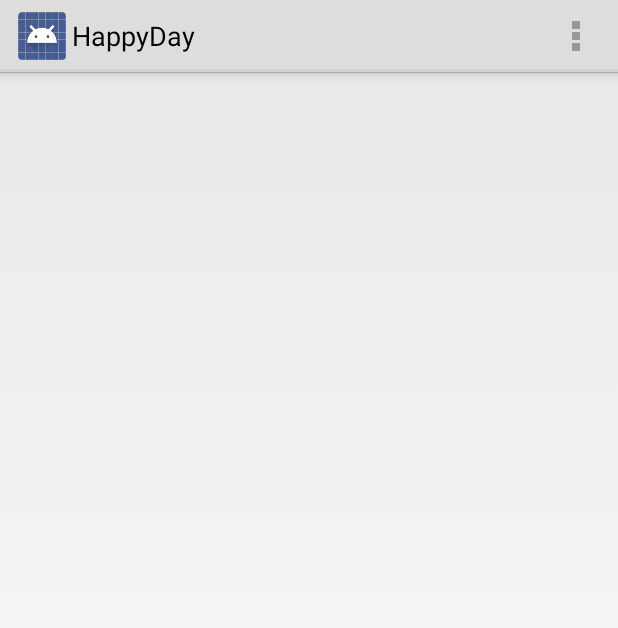
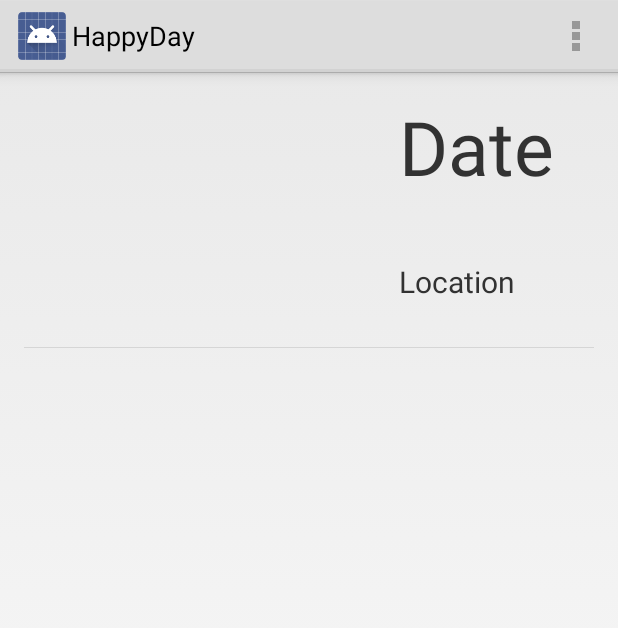
Before and after one commit to fpgeek/HappyDay, an Android app: the screen it shows after launch (MainActivity), on a phone screen of 412 x 824 dp. Shown: the top 628 px of the screen. Run offline under Robolectric (Android 15) with nearby library versions, the phone set to English and light mode, and no system bars; 5 statements that could not run were skipped.

Commit message:
가까운 시간별의 사진들을 그룹화-a

```diff
--- a/HappyDay/src/main/java/com/toda/happyday/DailyListAdapter.java
+++ b/HappyDay/src/main/java/com/toda/happyday/DailyListAdapter.java
@@ -21,27 +21,27 @@ import java.util.List;
 /**
  * Created by fpgeek on 2013. 12. 8..
  */
-public class DailyListAdapter extends ArrayAdapter<DailyData> {
+public class DailyListAdapter extends ArrayAdapter<List<DailyData>> {
 
     private Activity context;
-    private List<DailyData> dailyDatas;
+    private List<List<DailyData>> dailyDataGroup;
 
-    private int mWindowWidth = 0;
-    private int mWindowHeight = 0;
+    private int windowWidth = 0;
+    private int windowHeight = 0;
 
     private static Bitmap mLoadingBitmap;
 
-    public DailyListAdapter(Activity context, List<DailyData> dailyDatas) {
-        super(context, R.layout.daily_item, dailyDatas);
+    public DailyListAdapter(Activity context, List<List<DailyData>> dailyDataGroup) {
+        super(context, R.layout.daily_item, dailyDataGroup);
 
         this.context = context;
-        this.dailyDatas = dailyDatas;
+        this.dailyDataGroup = dailyDataGroup;
 
         DisplayMetrics metrics = new DisplayMetrics();
         ((WindowManager)getContext().getSystemService(Context.WINDOW_SERVICE)).getDefaultDisplay().getMetrics(metrics);
 
-        mWindowWidth = metrics.widthPixels;
-        mWindowHeight = metrics.heightPixels;
+        windowWidth = metrics.widthPixels;
+        windowHeight = metrics.heightPixels;
 
         mLoadingBitmap = BitmapFactory.decodeResource(getContext().getResources(), R.drawable.img_loading);
     }
@@ -64,14 +64,14 @@ public class DailyListAdapter extends ArrayAdapter<DailyData> {
             viewHolder = (ViewHolder)convertView.getTag();
         }
 
-        DailyData dailyData = dailyDatas.get(position);
-        viewHolder.mDateTextView.setText(dailyData.getDate());
-        viewHolder.mLocationTextView.setText(dailyData.getLocation());
+        DailyData dailyData = dailyDataGroup.get(position).get(0);
+        viewHolder.mDateTextView.setText("Date");
+        viewHolder.mLocationTextView.setText("Location");
 
         final int[] imageOrgSize = getBitmapSize(dailyData.getImagePath());
 
-        final int imageWidth = mWindowWidth;
-        final double imageWidthRate = (double)mWindowWidth / (double)imageOrgSize[0];
+        final int imageWidth = windowWidth;
+        final double imageWidthRate = (double) windowWidth / (double)imageOrgSize[0];
         final int imageHeight = (int)(imageWidthRate * (double)imageOrgSize[1]);
 
 //        Log.i("HappyDay", "imageWidthRate : " + imageWidthRate);
--- a/HappyDay/src/main/java/com/toda/happyday/MainActivity.java
+++ b/HappyDay/src/main/java/com/toda/happyday/MainActivity.java
@@ -18,6 +18,8 @@ import java.util.Date;
 import java.util.List;
 
 public class MainActivity extends Activity {
+
+    private final static long TAKEN_DATE_DIFF_MS = 1000 * 60 * 60; // 사진이 묶이는 시간 차이 - 1시간
 
     @Override
     protected void onCreate(Bundle savedInstanceState) {
@@ -68,26 +70,42 @@ public class MainActivity extends Activity {
 
             Cursor imagesCursor = getImagesCursor();
 
-            List<DailyData> dailyDatas = new ArrayList<DailyData>(imagesCursor.getCount());
+            List<List<DailyData>> dailyDataGroup = new ArrayList<List<DailyData>>(imagesCursor.getCount());
+            List<DailyData> dailyDataList = null;
+            long prevTakenDateValue = 0;
             while(imagesCursor.moveToNext()) {
                 DailyData dailyData = new DailyData();
 
-                String path = imagesCursor.getString(imagesCursor.getColumnIndex(MediaStore.Images.Media.DATA));
-                dailyData.setImagePath(path);
+                final long takenDateValue = imagesCursor.getLong(imagesCursor.getColumnIndex(MediaStore.Images.Media.DATE_TAKEN));
+                Date takenDate = new Date(takenDateValue);
+                dailyData.setDate(takenDate);
 
-                int takenDate = imagesCursor.getInt(imagesCursor.getColumnIndex(MediaStore.Images.Media.DATE_TAKEN));
-                dailyData.setDate(new Date(takenDate).toString());
+                final long takenTime = takenDate.getTime();
 
-                dailyData.setLocation("location");
+                String imagePath = imagesCursor.getString(imagesCursor.getColumnIndex(MediaStore.Images.Media.DATA));
+                dailyData.setImagePath(imagePath);
 
-                long thumId = imagesCursor.getLong(imagesCursor.getColumnIndex(MediaStore.Images.Thumbnails._ID));
-                dailyData.setThumbId(thumId);
+                final double longitudeValue = imagesCursor.getDouble(imagesCursor.getColumnIndex(MediaStore.Images.Media.LONGITUDE));
+                dailyData.setLongitude(longitudeValue);
 
-                dailyDatas.add(dailyData);
+                final double latitudeValue = imagesCursor.getDouble(imagesCursor.getColumnIndex(MediaStore.Images.Media.LATITUDE));
+                dailyData.setLatitude(latitudeValue);
+
+                if (dailyDataList == null) { dailyDataList = new ArrayList<DailyData>(); }
+                dailyDataList.add(dailyData);
+
+                if ( !(prevTakenDateValue > 0 && ((takenTime - prevTakenDateValue) <= TAKEN_DATE_DIFF_MS)) ) {
+                    dailyDataGroup.add(dailyDataList);
+                    dailyDataList = null;
+                }
+
+                prevTakenDateValue = takenDateValue;
+
             }
+            dailyDataGroup.add(dailyDataList);
             imagesCursor.close();
 
-            DailyListAdapter listAdapter = new DailyListAdapter(getActivity(), dailyDatas);
+            DailyListAdapter listAdapter = new DailyListAdapter(getActivity(), dailyDataGroup);
             setListAdapter(listAdapter);
 
             return rootView;
@@ -107,7 +125,7 @@ public class MainActivity extends Activity {
             };
             final String selection = "";
             String[] selectionArgs = null;
-            final String sortOreder = "";
+            final String sortOreder = MediaStore.Images.Media.DATE_TAKEN;
 
             return getActivity().getContentResolver().query(
                     imagesUri,
--- a/HappyDay/src/main/res/layout/daily_item.xml
+++ b/HappyDay/src/main/res/layout/daily_item.xml
@@ -1,19 +1,29 @@
 <?xml version="1.0" encoding="utf-8"?>
 
-<LinearLayout xmlns:android="http://schemas.android.com/apk/res/android"
-    android:orientation="vertical" android:layout_width="match_parent"
-    android:layout_height="match_parent">
-
-    <TextView android:id="@+id/date_text"
-        android:layout_height="wrap_content"
-        android:layout_width="match_parent"/>
-
-    <TextView android:id="@+id/location_text"
-        android:layout_height="wrap_content"
-        android:layout_width="match_parent"/>
+<FrameLayout xmlns:android="http://schemas.android.com/apk/res/android"
+    android:layout_height="fill_parent"
+    android:layout_width="fill_parent"
+    android:layout_gravity="top">
 
     <ImageView android:id="@+id/picture"
         android:layout_height="fill_parent"
         android:layout_width="fill_parent"
         android:scaleType="fitXY"/>
-</LinearLayout>
+
+    <TextView android:id="@+id/date_text"
+        android:layout_height="wrap_content"
+        android:layout_width="wrap_content"
+        android:layout_gravity="bottom"
+        android:layout_marginLeft="250dp"
+        android:layout_marginBottom="100dp"
+        android:textSize="50sp" />
+
+    <TextView android:id="@+id/location_text"
+        android:layout_height="wrap_content"
+        android:layout_width="wrap_content"
+        android:layout_gravity="bottom"
+        android:layout_marginLeft="250dp"
+        android:layout_marginBottom="30dp"
+        android:textSize="20sp"/>
+
+</FrameLayout>
```
Also changed, not shown: HappyDay/src/main/java/com/toda/happyday/DailyData.java (+24 -31 lines), HappyDay/src/main/res/layout/daily_row.xml (added, +7 -0 lines).
